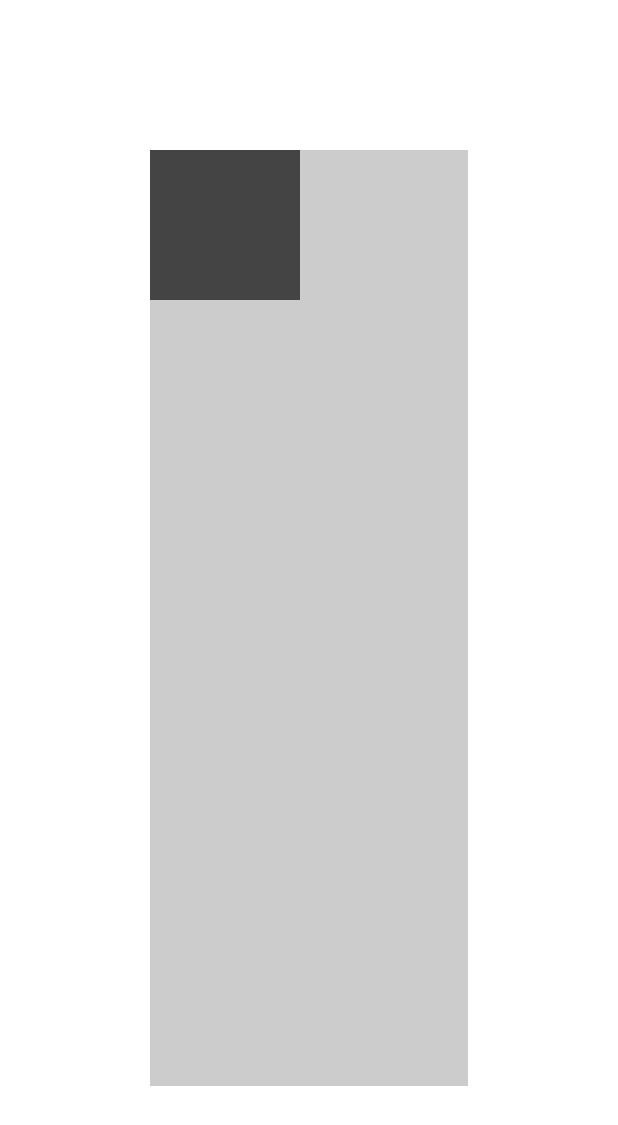
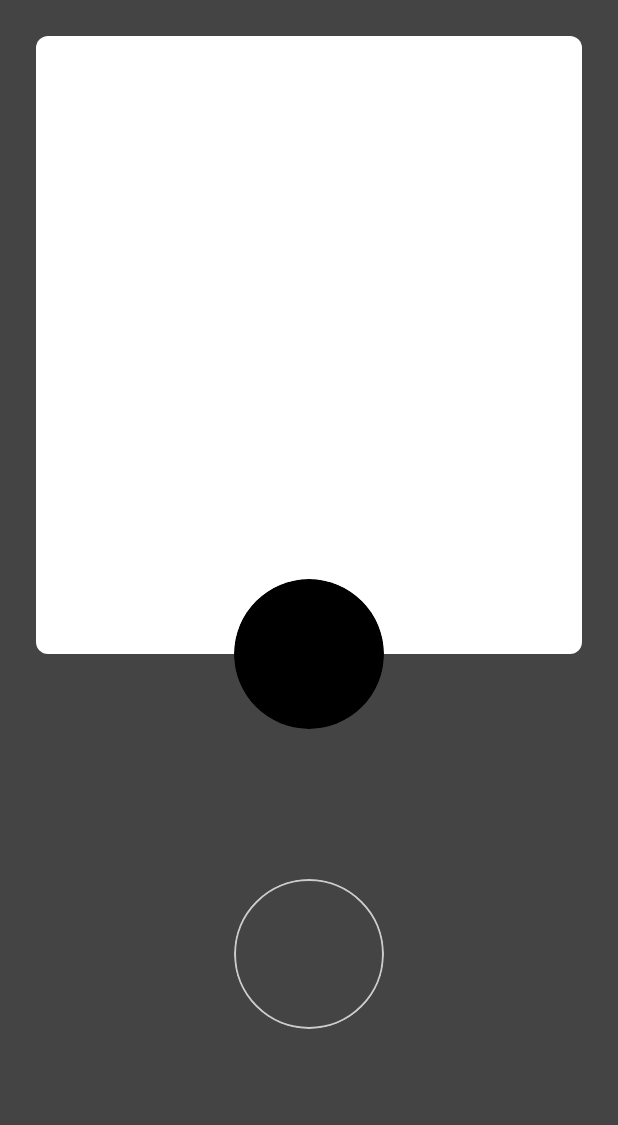
Before and after one commit to madhurgupta10/DragDownSlider, an Android app built with Jetpack Compose: the screen it shows after launch (MainActivity), on a phone screen of 412 x 824 dp. Shown: the top 1125 px of the screen. Run offline under Robolectric (Android 15) with nearby library versions, the phone set to English and light mode, and no system bars.

```diff
--- a/app/src/main/java/com/madhurgupta/dragdownslider/sampleApp/MainActivity.kt
+++ b/app/src/main/java/com/madhurgupta/dragdownslider/sampleApp/MainActivity.kt
@@ -3,9 +3,13 @@ package com.madhurgupta.dragdownslider.sampleApp
 import android.os.Bundle
 import androidx.activity.ComponentActivity
 import androidx.activity.compose.setContent
-import androidx.compose.foundation.layout.*
-import androidx.compose.material.*
+import androidx.compose.foundation.layout.fillMaxSize
+import androidx.compose.foundation.rememberScrollState
+import androidx.compose.foundation.verticalScroll
+import androidx.compose.material.ExperimentalMaterialApi
+import androidx.compose.material.Surface
 import androidx.compose.ui.Modifier
+import androidx.compose.ui.graphics.Color
 import com.madhurgupta.dragdownslider.DragDownSlider
 import com.madhurgupta.dragdownslider.sampleApp.ui.theme.SampleAppForDragDownSlider
 
@@ -17,8 +21,8 @@ class MainActivity : ComponentActivity() {
             SampleAppForDragDownSlider {
                 // A surface container using the 'background' color from the theme
                 Surface(
-                    modifier = Modifier.fillMaxSize(),
-                    color = MaterialTheme.colors.background
+                    modifier = Modifier.fillMaxSize().verticalScroll(rememberScrollState()),
+                    color = Color.DarkGray
                 ) {
                     DragDownSlider()
                 }
--- a/dragdownslider/src/main/java/com/madhurgupta/dragdownslider/DragDownSlider.kt
+++ b/dragdownslider/src/main/java/com/madhurgupta/dragdownslider/DragDownSlider.kt
@@ -1,53 +1,126 @@
 package com.madhurgupta.dragdownslider
 
+import androidx.compose.foundation.BorderStroke
 import androidx.compose.foundation.background
 import androidx.compose.foundation.gestures.Orientation
-import androidx.compose.foundation.layout.Box
-import androidx.compose.foundation.layout.offset
-import androidx.compose.foundation.layout.padding
-import androidx.compose.foundation.layout.size
-import androidx.compose.material.ExperimentalMaterialApi
-import androidx.compose.material.FractionalThreshold
-import androidx.compose.material.rememberSwipeableState
-import androidx.compose.material.swipeable
+import androidx.compose.foundation.layout.*
+import androidx.compose.foundation.shape.CircleShape
+import androidx.compose.foundation.shape.RoundedCornerShape
+import androidx.compose.material.*
 import androidx.compose.runtime.Composable
+import androidx.compose.runtime.DisposableEffect
+import androidx.compose.runtime.mutableStateOf
+import androidx.compose.runtime.rememberCoroutineScope
+import androidx.compose.runtime.saveable.rememberSaveable
+import androidx.compose.ui.Alignment
 import androidx.compose.ui.Modifier
+import androidx.compose.ui.draw.clip
 import androidx.compose.ui.graphics.Color
+import androidx.compose.ui.platform.LocalConfiguration
 import androidx.compose.ui.platform.LocalDensity
 import androidx.compose.ui.unit.Dp
 import androidx.compose.ui.unit.IntOffset
 import androidx.compose.ui.unit.dp
+import androidx.compose.ui.zIndex
+import kotlinx.coroutines.launch
 import kotlin.math.roundToInt
 
 @ExperimentalMaterialApi
 @Composable
 fun DragDownSlider() {
-    val height = 300.dp
-    val squareSize = 100.dp
 
-    val swipeableState = rememberSwipeableState(0)
-    val sizePx = with(LocalDensity.current) { height.toPx() }
+    val configuration = LocalConfiguration.current
+    val screenWidth = configuration.screenWidthDp.dp
+
+    val cardSize = screenWidth
+    val circleSize = 100.dp
+    val distanceBetweenCircles = 300.dp
+
+    val startPosition = 0
+    val endPosition = 1
+
+    val isDragEnabled = rememberSaveable { mutableStateOf(true) }
+    val swipeableState = rememberSwipeableState(startPosition)
+    val distanceBetweenCirclesInPx =
+        with(LocalDensity.current) { (distanceBetweenCircles - circleSize).toPx() }
     val anchors =
-        mapOf(0f to 0, sizePx to 1) // Maps anchor points (in px) to states
+        mapOf(0f to startPosition, distanceBetweenCirclesInPx to endPosition) // Maps anchor points (in px) to states
 
-    Box(
+    val scope = rememberCoroutineScope()
+    if (swipeableState.isAnimationRunning) {
+        DisposableEffect(Unit) {
+            onDispose {
+//                isDragEnabled.value = false
+                when (swipeableState.currentValue) {
+                    endPosition -> {
+                        scope.launch {
+                            swipeableState.snapTo(startPosition)
+                        }
+                    }
+                }
+            }
+        }
+    }
+//    if (swipeableState.currentValue == endPosition) {
+//        DisposableEffect(Unit) {
+//            onDispose {
+//                isDragEnabled.value = false
+//            }
+//        }
+//    }
+
+    Column(
         modifier = Modifier
-            .padding(100.dp)
+            .height(cardSize + distanceBetweenCircles + circleSize)
+            .padding(24.dp),
+    ) {
+        Box {
+            Card(
+                shape = RoundedCornerShape(8.dp),
+                backgroundColor = Color.White,
+                modifier = Modifier.size(cardSize)
+            ) {}
+            Column(
+                modifier = Modifier
+                    .height(distanceBetweenCircles)
+                    .align(Alignment.BottomCenter)
+                    .offset(y = distanceBetweenCircles - circleSize / 2)
                     .swipeable(
-                enabled = swipeableState.offset.value.roundToInt() != 1,
+                        enabled = isDragEnabled.value,
                         state = swipeableState,
                         anchors = anchors,
                         velocityThreshold = Dp.Infinity,
                         thresholds = { _, _ -> FractionalThreshold(1f) },
-                orientation = Orientation.Vertical
+                        orientation = Orientation.Vertical,
                     )
-            .background(Color.LightGray)
+                    .background(Color.Transparent),
+                verticalArrangement = Arrangement.SpaceBetween,
             ) {
-        Box(
-            Modifier
-                .offset { IntOffset(0, swipeableState.offset.value.roundToInt()) }
-                .size(squareSize)
-                .background(Color.DarkGray)
-        )
+                Card(
+                    shape = CircleShape,
+                    elevation = 4.dp,
+                    backgroundColor = Color.Black,
+                    modifier = Modifier
+                        .width(circleSize)
+                        .aspectRatio(1f)
+                        .offset {
+                            IntOffset(0, swipeableState.offset.value.roundToInt())
+                        }
+                        .clip(CircleShape)
+                        .zIndex(1f)
+                ) {}
+
+                Card(
+                    shape = CircleShape,
+                    elevation = 0.dp,
+                    contentColor = Color.Transparent,
+                    backgroundColor = Color.Transparent,
+                    border = BorderStroke(1.dp, Color.LightGray),
+                    modifier = Modifier
+                        .size(circleSize)
+                        .clip(CircleShape)
+                ) {}
             }
         }
+    }
+}
```
Lines whose indentation alone changed are shown as unchanged.
